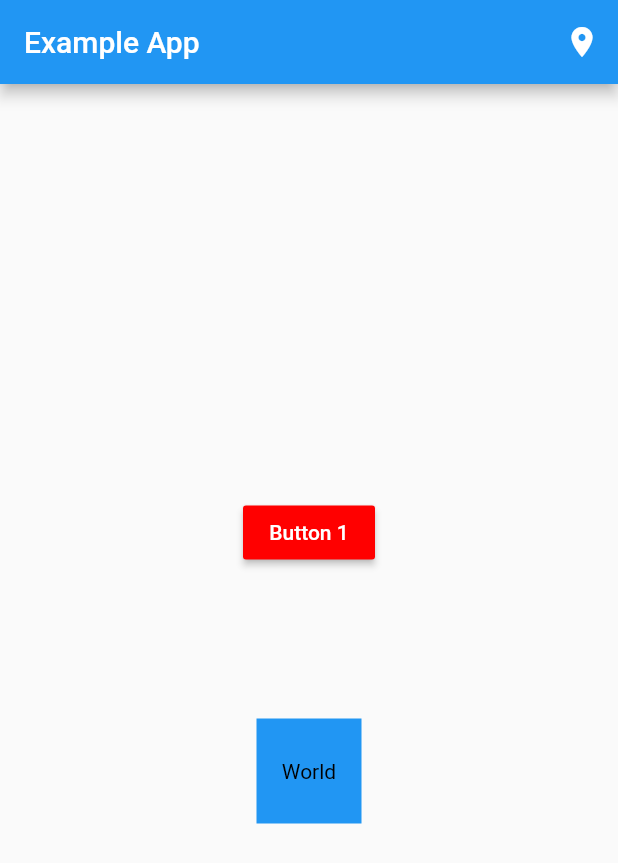
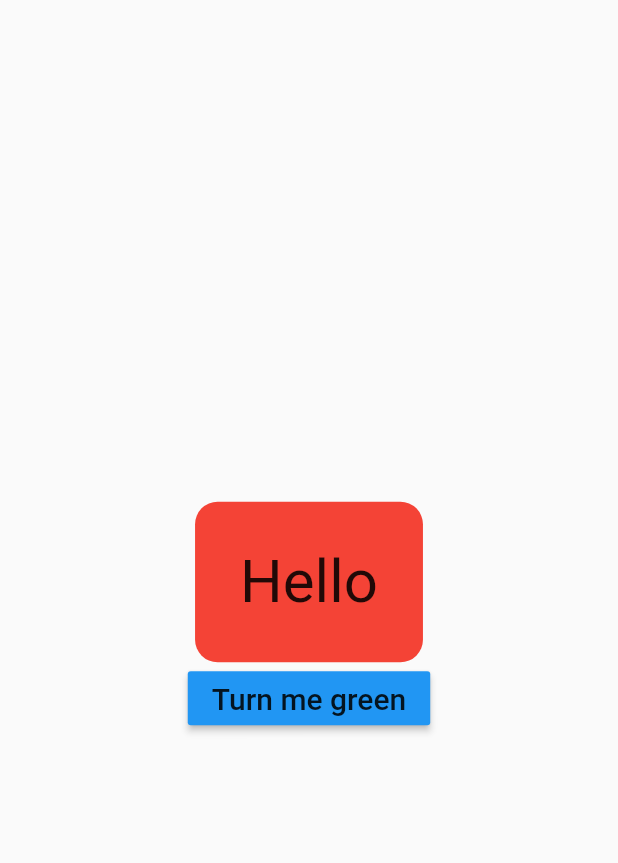
Before and after one commit to Team-501-The-PowerKnights/Vision-Notes, a Flutter app: the screen it shows after launch, on a phone screen of 412 x 824 dp. Shown: the top 863 px of the screen. Run offline on Flutter 3.47's test engine with Material 2 defaults, Android fonts, the light colour scheme and no system bars.

Commit message:
🚀 Update for day 4

```diff
--- a/Flutter/example_app/lib/main.dart
+++ b/Flutter/example_app/lib/main.dart
@@ -1,40 +1,79 @@
-// Dart imports
-
-// Flutter imports
 import 'package:flutter/material.dart';
 
-// Package imports
+void main() => runApp(MyApp());
 
-// Our App imports
-import 'package:example_app/widgets/home.dart';
-
-void main() => runApp(ExampleApp());
-
-class ExampleApp extends StatelessWidget {
+class MyApp extends StatelessWidget {
   @override
   Widget build(BuildContext context) {
     return MaterialApp(
-      home: HomeScreen(),
+      title: "Example App",
+      home: MyHomeScreen(),
     );
   }
 }
 
-class HomeScreen extends StatelessWidget {
+class MyHomeScreen extends StatelessWidget {
   @override
   Widget build(BuildContext context) {
     return Scaffold(
-      appBar: AppBar(
-        title: Text("Example App"),
-        actions: <Widget>[
-          IconButton(
-            icon: Icon(
-              Icons.place,
+      body: Center(
+        child: Column(
+          crossAxisAlignment: CrossAxisAlignment.center,
+          mainAxisAlignment: MainAxisAlignment.center,
+          children: <Widget>[
+            Container(
+              decoration: BoxDecoration(
+                borderRadius: BorderRadius.circular(15),
+                color: Colors.red,
+              ),
+              child: Padding(
+                padding: EdgeInsets.all(30),
+                // padding: EdgeInsets.only(top: 100, right: 100),
+                // padding: EdgeInsets.symmetric(horizontal: 100),
+                child: Text(
+                  "Hello",
+                  style: TextStyle(
+                    fontSize: 40,
+                  ),
+                ),
+              ),
             ),
-            onPressed: () => print("You pressed this button!"),
-          ),
-        ],
+            MyButton(Colors.yellow, Colors.blue),
+          ],
+        ),
       ),
-      body: Home(),
     );
   }
 }
+
+class MyButton extends StatefulWidget {
+  final Color _color1;
+  final Color _color2;
+
+  MyButton(this._color1, this._color2);
+
+  @override
+  _MyButtonState createState() => _MyButtonState();
+}
+
+class _MyButtonState extends State<MyButton> {
+  bool _green = false;
+
+  @override
+  Widget build(BuildContext context) {
+    return RaisedButton(
+      color: _green ? widget._color1 : widget._color2,
+      onPressed: () {
+        setState(() {
+          _green = !_green;
+        });
+      },
+      child: Text(
+        "Turn me ${_green ? "red" : "green"}",
+        style: TextStyle(
+          fontSize: 20,
+        ),
+      ),
+    );
+  }
+}
--- a/Flutter/example_app/lib/widgets/home.dart
+++ /dev/null
@@ -1,52 +0,0 @@
-import 'package:flutter/material.dart';
-
-class Home extends StatefulWidget {
-  @override
-  _HomeState createState() => _HomeState();
-}
-
-class _HomeState extends State<Home> {
-  var _buttonColor = Colors.blue;
-
-  @override
-  Widget build(BuildContext context) {
-    return Center(
-      child: Column(
-        mainAxisAlignment: MainAxisAlignment.center,
-        children: <Widget>[
-          RaisedButton(
-            onPressed: () => print("Here is something we are printing out!"),
-            child: Text(
-              "Button 1",
-              style: TextStyle(color: Colors.white),
-            ),
-            color: Color.fromRGBO(255, 0, 0, 1),
-          ),
-          SizedBox(
-            height: 100,
-          ),
-          GestureDetector(
-            onTap: () {
-              setState(() {
-                _buttonColor = Colors.red;
-              });
-            },
-            child: Container(
-              color: _buttonColor,
-              height: 70,
-              width: 70,
-              child: Center(
-                child: Text(
-                  "World",
-                  style: TextStyle(
-                    color: Colors.black,
-                  ),
-                ),
-              ),
-            ),
-          ),
-        ],
-      ),
-    );
-  }
-}
```
Also changed, not shown: Flutter/example_app/pubspec.lock, 2 other files.
